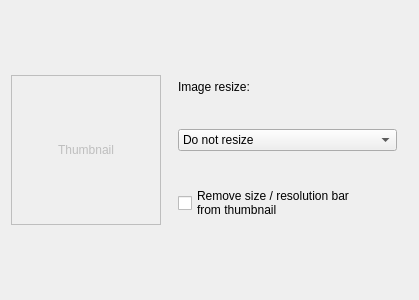
This is imageinfowidget.ui in reveur12/imageshack-uploader as Qt 5 draws it before an edit. The edited form follows.
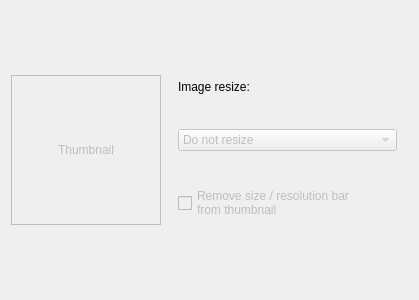
This is the edited form. Custom widgets are drawn as their Qt base class.

Diff of the .ui file:
```diff
--- a/imageinfowidget.ui
+++ b/imageinfowidget.ui
@@ -95,6 +95,9 @@
      </item>
      <item>
       <widget class="QComboBox" name="resize">
+       <property name="enabled">
+        <bool>false</bool>
+       </property>
        <property name="font">
         <font>
          <pointsize>9</pointsize>
@@ -154,6 +157,9 @@
      </item>
      <item>
       <widget class="QCheckBox" name="removeSize">
+       <property name="enabled">
+        <bool>false</bool>
+       </property>
        <property name="sizePolicy">
         <sizepolicy hsizetype="Minimum" vsizetype="Maximum">
          <horstretch>0</horstretch>
```
